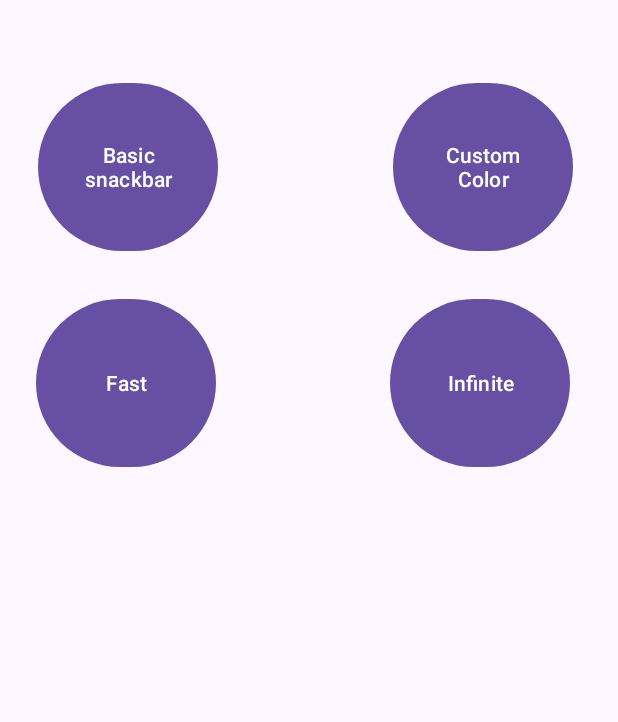
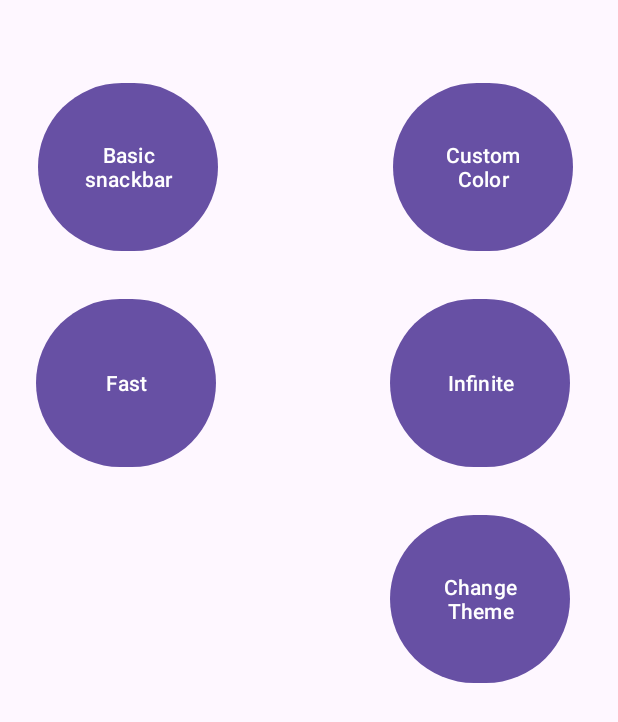
Before and after one commit to Dev-Josh-Graham/Co-op-Project-1, an Android app: the screen it shows after launch (MainActivity), on a phone screen of 412 x 824 dp. Shown: the top 722 px of the screen. Run offline under Robolectric (Android 15) with nearby library versions, the phone set to English and light mode, and no system bars.

Commit message:
Toggle Dark/Light mode added

```diff
--- a/app/src/main/java/com/example/snackbardemo/MainActivity.java
+++ b/app/src/main/java/com/example/snackbardemo/MainActivity.java
@@ -6,6 +6,7 @@ import android.view.View;
 import android.widget.Button;
 
 import androidx.appcompat.app.AppCompatActivity;
+import androidx.constraintlayout.widget.ConstraintLayout;
 
 import com.google.android.material.snackbar.BaseTransientBottomBar;
 import com.google.android.material.snackbar.Snackbar;
@@ -13,18 +14,24 @@ import com.google.android.material.snackbar.Snackbar;
 public class MainActivity extends AppCompatActivity {
 
     // Setting the instance variables for each button
-    private Button btnSnackbar1, btnSnackbar2, btnSnackbar3, btnSnackbar4;
+    private Button btnSnackbar1, btnSnackbar2, btnSnackbar3, btnSnackbar4, btnSnackbar5;
+    private int themestate = 1;
 
     @Override
     protected void onCreate(Bundle savedInstanceState) {
         super.onCreate(savedInstanceState);
         setContentView(R.layout.activity_main);
 
+        final ConstraintLayout layout;
+        layout = findViewById(R.id.cl);
+
+
         // Associating each button variable to its ID
         btnSnackbar1 = findViewById(R.id.button);
         btnSnackbar2 = findViewById(R.id.button2);
         btnSnackbar3 = findViewById(R.id.button3);
         btnSnackbar4 = findViewById(R.id.button4);
+        btnSnackbar5 = findViewById(R.id.button5);
 
         // Setting anonymous "On Click" listeners for each button
         btnSnackbar1.setOnClickListener(new View.OnClickListener(){
@@ -90,5 +97,30 @@ public class MainActivity extends AppCompatActivity {
                 snackbar.show();
             }
         });
+
+        btnSnackbar5.setOnClickListener(new View.OnClickListener(){
+            @Override
+            public void onClick(View view)
+            {
+                Snackbar snackbar = Snackbar.make(view, "Confirm Theme change?", BaseTransientBottomBar.LENGTH_INDEFINITE);
+                snackbar.setAction("Change Theme", new View.OnClickListener(){
+                    @Override
+                    public void onClick(View view) {
+
+                        if (themestate == 1){
+                            themestate = 2;
+                            layout.setBackgroundResource(R.color.black);
+                        }else if(themestate == 2)
+                        {
+                            themestate = 1;
+                            layout.setBackgroundResource(R.color.white);
+                        }
+                    }
+                });
+
+                snackbar.show();
+            }
+
+        });
     }
 }
--- a/app/src/main/res/layout/activity_main.xml
+++ b/app/src/main/res/layout/activity_main.xml
@@ -2,6 +2,7 @@
 <androidx.constraintlayout.widget.ConstraintLayout xmlns:android="http://schemas.android.com/apk/res/android"
     xmlns:app="http://schemas.android.com/apk/res-auto"
     xmlns:tools="http://schemas.android.com/tools"
+    android:id="@+id/cl"
     android:layout_width="match_parent"
     android:layout_height="match_parent"
     tools:context=".MainActivity">
@@ -47,4 +48,14 @@
         app:layout_constraintEnd_toEndOf="parent"
         app:layout_constraintTop_toBottomOf="@+id/button2" />
 
+    <Button
+        android:id="@+id/button5"
+        android:layout_width="120dp"
+        android:layout_height="120dp"
+        android:layout_marginTop="24dp"
+        android:layout_marginEnd="32dp"
+        android:text="Change Theme"
+        app:layout_constraintEnd_toEndOf="parent"
+        app:layout_constraintTop_toBottomOf="@+id/button4" />
+
 </androidx.constraintlayout.widget.ConstraintLayout>
```
